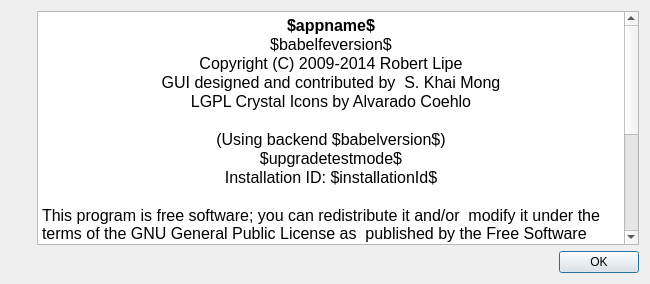
The window that trunk/gpsbabel/gui/aboutui.ui (GPSBabel/gpsbabel) describes before a commit, drawn with Qt 5.
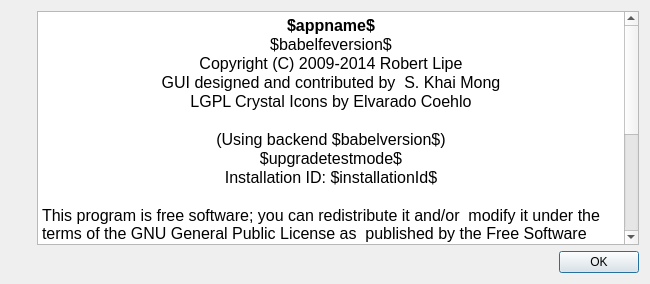
The same window after the commit. Icons and pictures are not drawn.

Commit message: Typo fix: Crystal Icons was written by Elverado Coelho, not Alverado.

```diff
--- a/trunk/gpsbabel/gui/aboutui.ui
+++ b/trunk/gpsbabel/gui/aboutui.ui
@@ -79,7 +79,7 @@
 &lt;p align=&quot;center&quot; style=&quot; margin-top:0px; margin-bottom:0px; margin-left:0px; margin-right:0px; -qt-block-indent:0; text-indent:0px;&quot;&gt;&lt;span style=&quot; font-family:'DejaVu Sans'; font-size:12pt;&quot;&gt;$babelfeversion$&lt;/span&gt;&lt;/p&gt;
 &lt;p align=&quot;center&quot; style=&quot; margin-top:0px; margin-bottom:0px; margin-left:0px; margin-right:0px; -qt-block-indent:0; text-indent:0px;&quot;&gt;&lt;span style=&quot; font-family:'DejaVu Sans'; font-size:12pt;&quot;&gt;Copyright (C) 2009-2014 Robert Lipe&lt;/span&gt;&lt;/p&gt;
 &lt;p align=&quot;center&quot; style=&quot; margin-top:0px; margin-bottom:0px; margin-left:0px; margin-right:0px; -qt-block-indent:0; text-indent:0px;&quot;&gt;&lt;span style=&quot; font-family:'DejaVu Sans'; font-size:12pt;&quot;&gt;GUI designed and contributed by  S. Khai Mong&lt;/span&gt;&lt;/p&gt;
-&lt;p align=&quot;center&quot; style=&quot; margin-top:0px; margin-bottom:0px; margin-left:0px; margin-right:0px; -qt-block-indent:0; text-indent:0px;&quot;&gt;&lt;span style=&quot; font-family:'DejaVu Sans'; font-size:12pt;&quot;&gt;LGPL Crystal Icons by Alvarado Coehlo&lt;/span&gt;&lt;/p&gt;
+&lt;p align=&quot;center&quot; style=&quot; margin-top:0px; margin-bottom:0px; margin-left:0px; margin-right:0px; -qt-block-indent:0; text-indent:0px;&quot;&gt;&lt;span style=&quot; font-family:'DejaVu Sans'; font-size:12pt;&quot;&gt;LGPL Crystal Icons by Elvarado Coehlo&lt;/span&gt;&lt;/p&gt;
 &lt;p align=&quot;center&quot; style=&quot;-qt-paragraph-type:empty; margin-top:0px; margin-bottom:0px; margin-left:0px; margin-right:0px; -qt-block-indent:0; text-indent:0px; font-family:'DejaVu Sans'; font-size:12pt;&quot;&gt;&lt;br /&gt;&lt;/p&gt;
 &lt;p align=&quot;center&quot; style=&quot; margin-top:0px; margin-bottom:0px; margin-left:0px; margin-right:0px; -qt-block-indent:0; text-indent:0px;&quot;&gt;&lt;span style=&quot; font-family:'DejaVu Sans'; font-size:12pt;&quot;&gt;(Using backend $babelversion$)&lt;/span&gt;&lt;/p&gt;
 &lt;p align=&quot;center&quot; style=&quot; margin-top:0px; margin-bottom:0px; margin-left:0px; margin-right:0px; -qt-block-indent:0; text-indent:0px;&quot;&gt;&lt;span style=&quot; font-family:'DejaVu Sans'; font-size:12pt;&quot;&gt;$upgradetestmode$&lt;/span&gt;&lt;/p&gt;
```
The commit also changes 9 other files.
